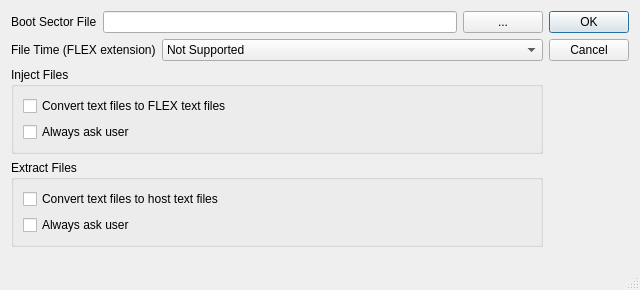
Above: src/fpopt.ui from ulboet/flexemu before the change. Below: the same form after it.
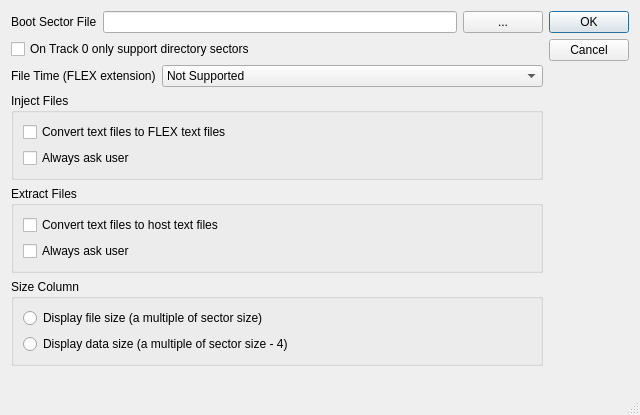
That is the form after the change.

Diff of the .ui file:
```diff
--- a/src/fpopt.ui
+++ b/src/fpopt.ui
@@ -10,7 +10,7 @@
     <x>0</x>
     <y>0</y>
     <width>640</width>
-    <height>290</height>
+    <height>415</height>
    </rect>
   </property>
   <property name="sizePolicy">
@@ -22,7 +22,7 @@
   <property name="minimumSize">
    <size>
     <width>640</width>
-    <height>290</height>
+    <height>415</height>
    </size>
   </property>
   <property name="maximumSize">
@@ -42,7 +42,7 @@
   </property>
   <layout class="QHBoxLayout" name="horizontalLayout_1">
    <item>
-    <layout class="QVBoxLayout" name="verticalLayout" stretch="0,0,0,0,0">
+    <layout class="QVBoxLayout" name="verticalLayout" stretch="0,0,0,0,0,0,0">
      <property name="spacing">
       <number>6</number>
      </property>
@@ -80,6 +80,13 @@
        </item>
       </layout>
      </item>
+     <item>
+      <widget class="QCheckBox" name="c_onTrack0OnlyDirSectors">
+       <property name="text">
+        <string>On Track 0 only support directory sectors</string>
+       </property>
+      </widget>
+     </item>
      <item>
       <layout class="QHBoxLayout" name="horizontalLayout" stretch="0,10">
        <property name="sizeConstraint">
@@ -168,6 +175,29 @@
        </layout>
       </widget>
      </item>
+     <item>
+      <widget class="QGroupBox" name="g_fileSize">
+       <property name="title">
+        <string>Size Column</string>
+       </property>
+       <layout class="QVBoxLayout" name="verticalLayout_4">
+        <item>
+         <widget class="QRadioButton" name="r_fileSize">
+          <property name="text">
+           <string>Display file size (a multiple of sector size)</string>
+          </property>
+         </widget>
+        </item>
+        <item>
+         <widget class="QRadioButton" name="r_dataSize">
+          <property name="text">
+           <string>Display data size (a multiple of sector size - 4)</string>
+          </property>
+         </widget>
+        </item>
+       </layout>
+      </widget>
+     </item>
      <item>
       <spacer name="verticalSpacer">
        <property name="orientation">
```
